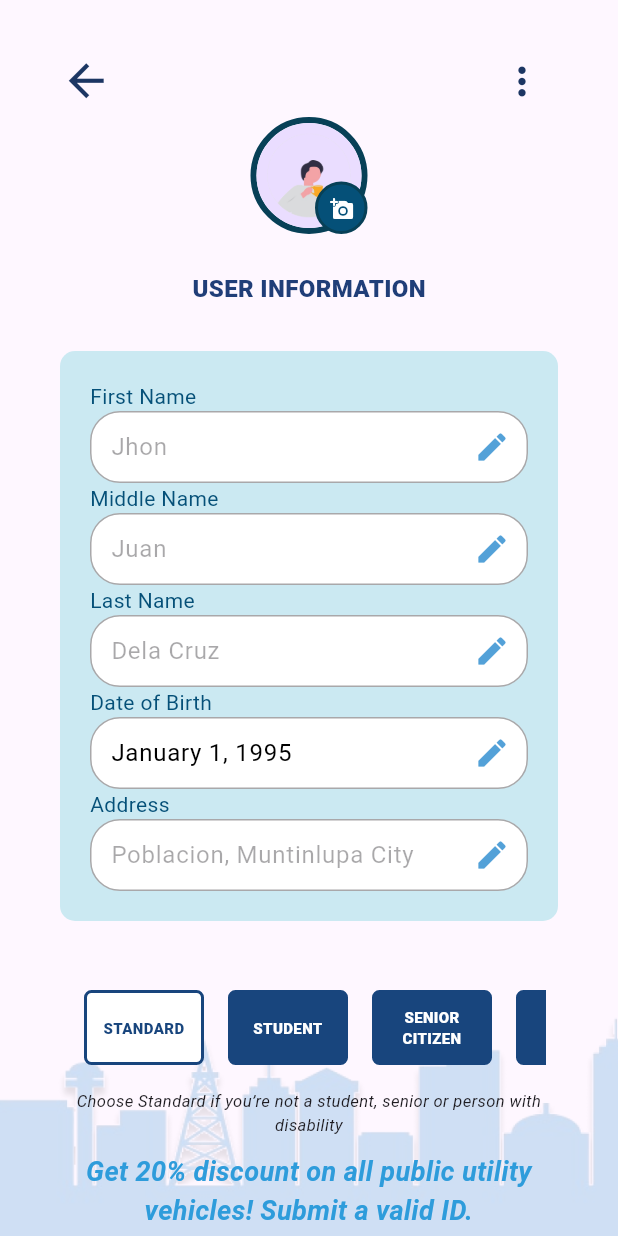
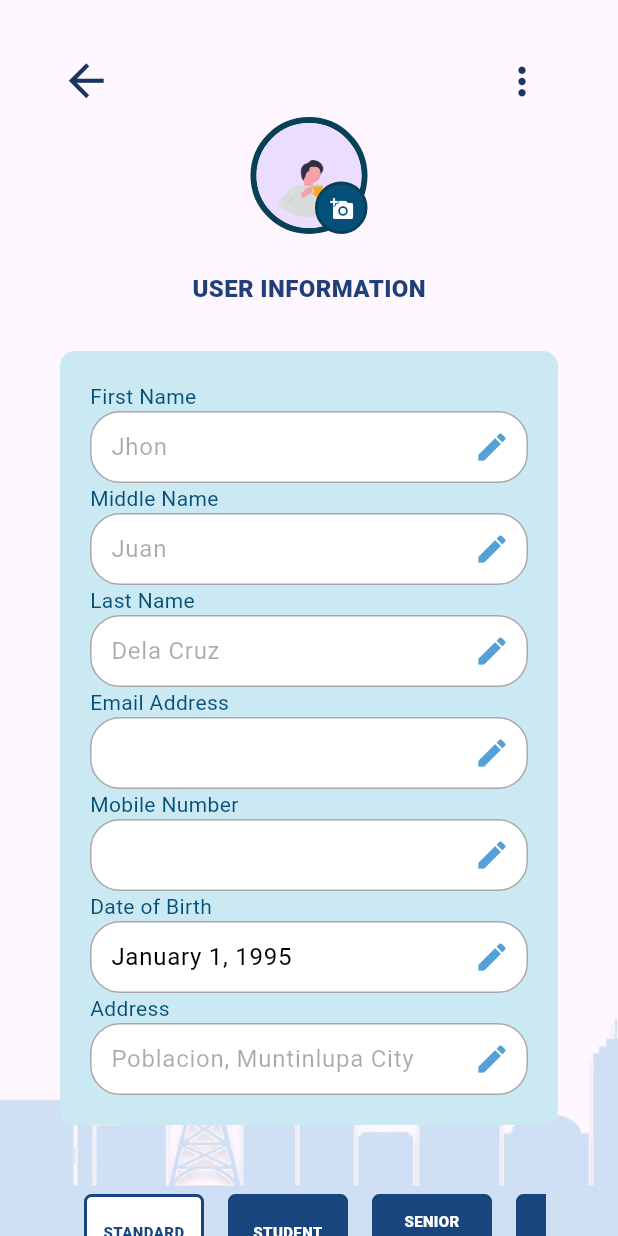
Before and after one commit to dariil/filipay_beta, a Flutter app: the AccountSetup screen opened directly, on a phone screen of 412 x 824 dp. Run offline on Flutter 3.47's test engine with Material 3 defaults, Android fonts, the light colour scheme and no system bars; our stand-ins replace flutter_dotenv, gradient_borders, hive, hive_flutter, image_picker, local_auth and 4 more; missing offline and left inert: art_sweetalert, encrypt, qr_code_scanner, text_divider, time_range; accounts and stored records are empty; network calls fail.

Commit message:
Changed pin code and added fields in accountsetup

```diff
--- a/lib/pages/accountSetup.dart
+++ b/lib/pages/accountSetup.dart
@@ -38,6 +38,8 @@ class _AccountSetupState extends State<AccountSetup> {
   TextEditingController lastNameController = TextEditingController();
   TextEditingController dateofbirthController = TextEditingController();
   TextEditingController addressController = TextEditingController();
+  TextEditingController emailController = TextEditingController();
+  TextEditingController numberController = TextEditingController();
 
   pageComponents myComponents = pageComponents();
   pageFunctions myFunc = pageFunctions();
@@ -392,6 +394,26 @@ class _AccountSetupState extends State<AccountSetup> {
                                             controller: lastNameController,
                                           ),
                                           Text(
+                                            "Email Address",
+                                            style: TextStyle(
+                                              color: Color.fromRGBO(5, 80, 120, 1.0),
+                                            ),
+                                          ),
+                                          SetupAccountTextForm(
+                                            myComponents: myComponents,
+                                            controller: emailController,
+                                          ),
+                                          Text(
+                                            "Mobile Number",
+                                            style: TextStyle(
+                                              color: Color.fromRGBO(5, 80, 120, 1.0),
+                                            ),
+                                          ),
+                                          SetupAccountTextForm(
+                                            myComponents: myComponents,
+                                            controller: numberController,
+                                          ),
+                                          Text(
                                             "Date of Birth",
                                             style: TextStyle(
                                               color: Color.fromRGBO(5, 80, 120, 1.0),
--- a/lib/pages/pin.dart
+++ b/lib/pages/pin.dart
@@ -2,17 +2,12 @@ import 'dart:async';
 import 'package:filipay_beta/pages/mainPage.dart';
 import 'package:flutter/material.dart';
 import 'package:flutter/services.dart';
-// import 'package:flutter_dotenv/flutter_dotenv.dart';
 import 'package:hive_flutter/hive_flutter.dart';
 import '../widgets/components.dart';
 import 'package:pin_code_fields/pin_code_fields.dart';
 import '../functions/functions.dart';
 import 'accountSetup.dart';
 import '../functions/myEncryption.dart';
-// import 'package:http/http.dart' as http;
-// import 'dart:convert';
-// import 'package:flutter_dotenv/flutter_dotenv.dart';
-import '../functions/token.dart';
 
 class CreatePin extends StatefulWidget {
   const CreatePin({super.key});
@@ -24,7 +19,6 @@ class CreatePin extends StatefulWidget {
 class _CreatePinState extends State<CreatePin> {
   pageComponents myComponents = pageComponents();
   pageFunctions pinPage = pageFunctions();
-  globalToken myToken = globalToken();
 
   StreamController<ErrorAnimationType>? errorController;
   TextEditingController pinController = TextEditingController();
@@ -205,8 +199,6 @@ class _CreatePinState extends State<CreatePin> {
     });
   }
 
-  //////////////////////////////////////////////////////////////////////////////////////////
-
   Future<void> _pinLogin() async {
     // _filipay.put('tbl_users', pinPage.tbl_users);
     // _filipay.put('tbl_user_profile', pinPage.tbl_user_profile);
@@ -218,9 +210,8 @@ class _CreatePinState extends State<CreatePin> {
     userPin = userList[index]['user_pin'].toString();
     var decryptPin = MyEncryptionDecryption.decryptAES(userPin).toString();
     _isLoading = true;
-    var decPin = MyEncryptionDecryption.decryptAES(pinPage.serverPin).toString();
     Future.delayed(Duration(seconds: 2), () {
-      if (pinEnter != decPin) {
+      if (pinEnter.toString() != decryptPin) {
         _isLoading = false;
         setState(() {
           incorrectPin();
@@ -253,8 +244,6 @@ class _CreatePinState extends State<CreatePin> {
       }
     });
   }
-
-  //////////////////////////////////////////////////////////////////////////////////////////
 
   // Future<bool> _pinLogin(String email, String password) async {
   //   final userList = _filipay.get('tbl_users');
--- a/pubspec.yaml
+++ b/pubspec.yaml
@@ -45,6 +45,7 @@ flutter:
     - assets/general/
     - assets/transportation/
     - assets/e-wallet/
+    - .env
 
 fonts:
   - family: Schyler
```
Also changed, not shown: 1 other file.
